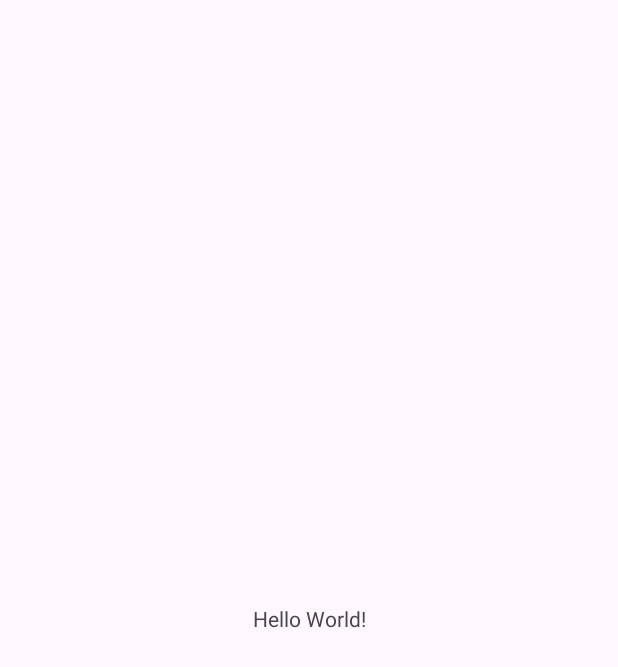
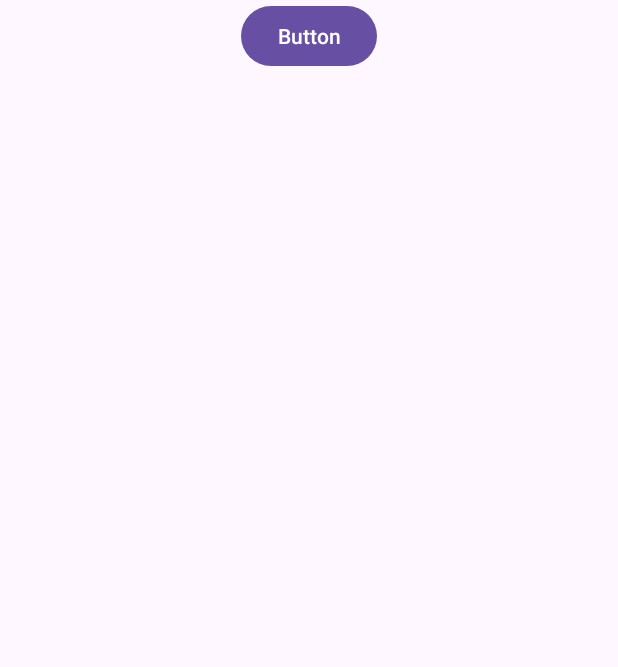
Before and after one commit to tv0823/ImageView_1, an Android app: the screen it shows after launch (MainActivity), on a phone screen of 412 x 824 dp. Before the commit the part shown is almost empty. Shown: the top 667 px of the screen. Run offline under Robolectric (Android 15) with nearby library versions, the phone set to English and light mode, and no system bars.

Commit message:
new button and imageview

```diff
--- a/app/src/main/res/layout/activity_main.xml
+++ b/app/src/main/res/layout/activity_main.xml
@@ -6,13 +6,20 @@
     android:layout_height="match_parent"
     tools:context=".MainActivity">
 
-    <TextView
+    <Button
+        android:id="@+id/button"
         android:layout_width="wrap_content"
         android:layout_height="wrap_content"
-        android:text="Hello World!"
-        app:layout_constraintBottom_toBottomOf="parent"
+        android:text="Button"
         app:layout_constraintEnd_toEndOf="parent"
         app:layout_constraintStart_toStartOf="parent"
-        app:layout_constraintTop_toTopOf="parent" />
+        tools:layout_editor_absoluteY="475dp" />
 
+    <ImageView
+        android:id="@+id/imageView"
+        android:layout_width="wrap_content"
+        android:layout_height="wrap_content"
+        app:layout_constraintEnd_toEndOf="parent"
+        app:layout_constraintStart_toStartOf="parent"
+        tools:layout_editor_absoluteY="227dp" />
 </androidx.constraintlayout.widget.ConstraintLayout>
```
